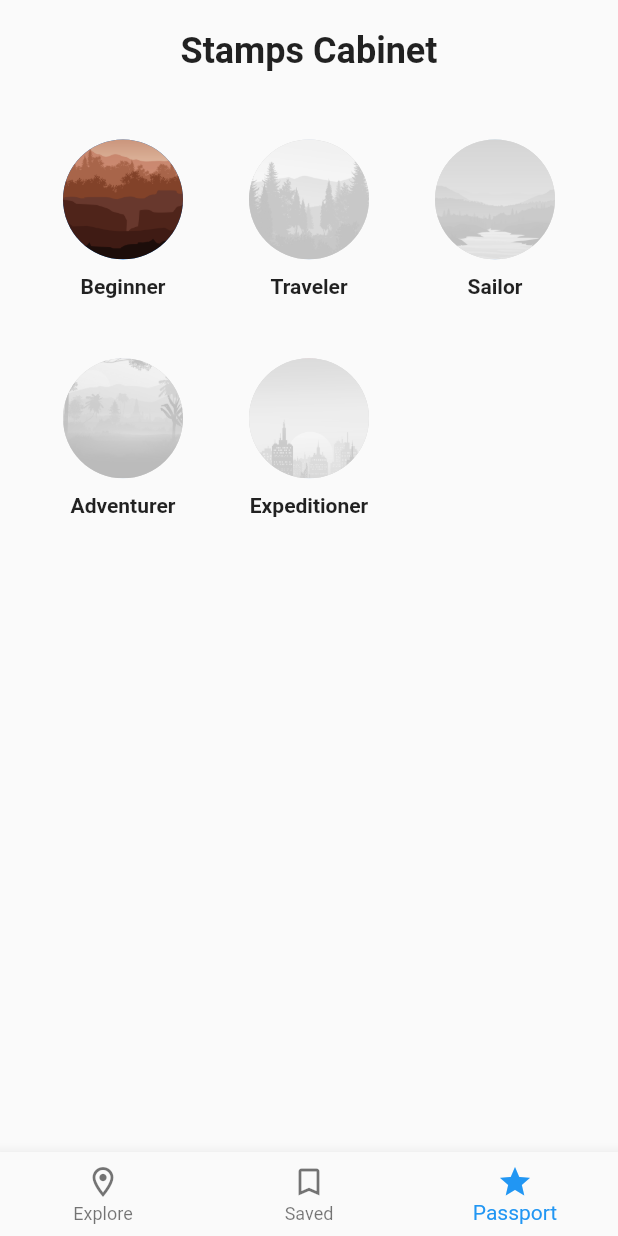
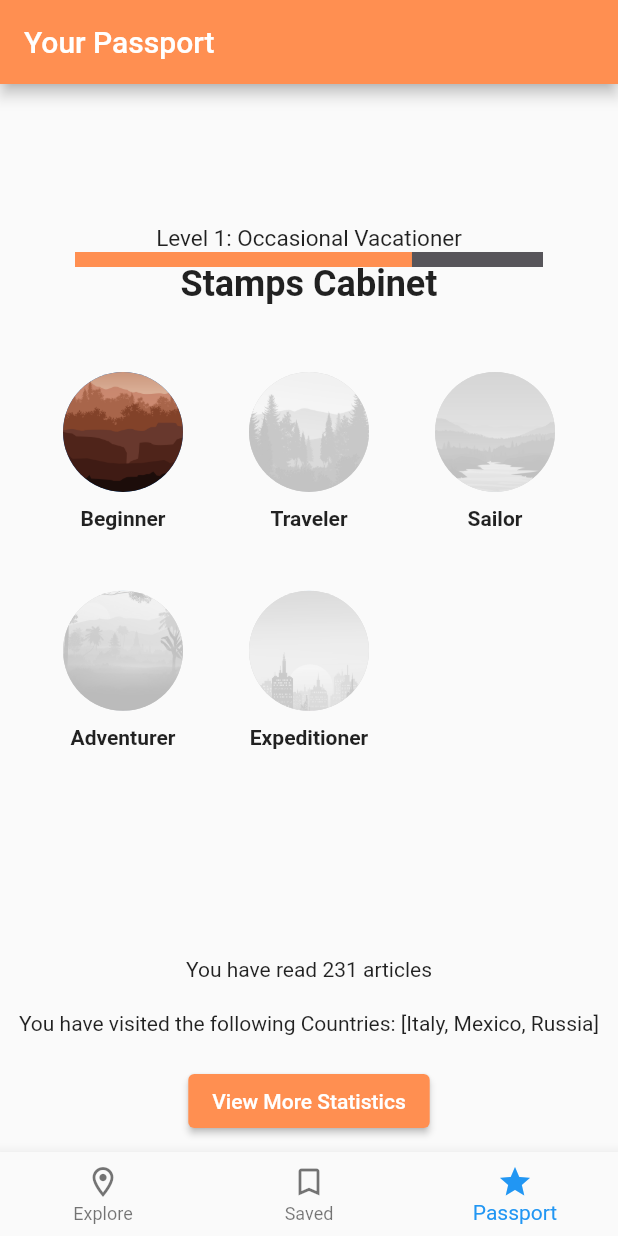
Before and after one commit to hsiehby/Mappu, a Flutter app: the screen it shows after launch, item 3 of the bottom bar chosen, on a phone screen of 412 x 824 dp. Run offline on Flutter 3.47's test engine with Material 2 defaults, Android fonts, the phone set to English and light mode, and no system bars; our stand-ins replace flutter_slidable, flutter_spinkit, fluttertoast, geocoding, google_maps_flutter, material_floating_search_bar and 2 more; missing offline and left inert: flutter_config, flutter_inappwebview; accounts and stored records are empty; network calls fail.

Commit message:
Passport Changes

```diff
--- /dev/null
+++ b/assets/levels.json
@@ -0,0 +1,5 @@
+[
+  {"number": 1,"name":"Level 1: Occasional Vacationer","progress": 0.72},
+  {"number": 2,"name":"Level 2: Novice Explorer","progress": 0.18},
+  {"number": 3,"name":"Level 3: World Traveler","progress": 0.34}
+]
--- /dev/null
+++ b/assets/userStats.json
@@ -0,0 +1,4 @@
+[
+  {"readArticles": 231,"name":"Bob Smith","countriesVisited": ["Italy", "Mexico", "Russia"], "articlesThisWeek" :  10,
+    "countriesThisWeek" :  5}
+]
--- /dev/null
+++ b/lib/models/level.dart
@@ -0,0 +1,29 @@
+class Level {
+  late int number;
+  late String name;
+  late double progress;
+
+  Level({
+    required this.number,
+    required this.name,
+    required this.progress
+  });
+
+  Map<String, dynamic> toMap() {
+    return {
+      'number': number,
+      'name': name,
+      'progress': progress
+    };
+  }
+
+  Level.fromJson(Map<String, dynamic> json)
+      : number = json['number'],
+        name = json['name'],
+        progress = json['progress'];
+
+  @override
+  String toString() {
+    return 'Level{Number: $number, name: $name, progress: $progress}';
+  }
+}
--- /dev/null
+++ b/lib/models/user_stats.dart
@@ -0,0 +1,41 @@
+import 'dart:io';
+
+
+class UserStats {
+  late int readArticles; //number of articles the user has read
+  late String name; //name of the user
+  late List<dynamic> countriesVisited; //List of Countries the user has visited
+  late int articlesThisWeek; //number of articles read this week
+  late int countriesThisWeek; //number of countries explored this week
+
+  UserStats({
+    required this.readArticles,
+    required this.name,
+    required this.countriesVisited,
+    required this.articlesThisWeek,
+    required this.countriesThisWeek
+  });
+
+  Map<String, dynamic> toMap() {
+    return {
+      'readArticles': readArticles,
+      'name': name,
+      'countriesVisited': countriesVisited,
+      'articlesThisWeek': articlesThisWeek,
+      'countriesThisWeek' : countriesThisWeek
+
+    };
+  }
+
+  UserStats.fromJson(Map<String, dynamic> json)
+      : readArticles = json['readArticles'],
+        name = json['name'],
+        countriesVisited = json['countriesVisited'],
+        articlesThisWeek = json['articlesThisWeek'],
+        countriesThisWeek = json['countriesThisWeek'];
+
+  @override
+  String toString() {
+    return 'UserStat{readArticles: $readArticles, name: $name, countriesVisited: $countriesVisited, articlesThisWeek: $articlesThisWeek, countriesThisWeek: $countriesThisWeek}';
+  }
+}
--- /dev/null
+++ b/lib/screens/passport/components/level_bar.dart
@@ -0,0 +1,65 @@
+import 'package:flutter/material.dart';
+import 'package:mappu/models/level.dart';
+import 'dart:convert';
+import 'package:flutter/services.dart' show rootBundle;
+import 'package:flutter_spinkit/flutter_spinkit.dart';
+
+class LevelBar extends StatefulWidget {
+  const LevelBar({Key? key}) : super(key: key);
+
+  @override
+  _LevelBarState createState() => _LevelBarState();
+}
+
+class _LevelBarState extends State<LevelBar> {
+  List<Level> _levels = [];
+
+  Future<void> loadLevels() async {
+    if (_levels.isEmpty) {
+      final String response = await rootBundle.loadString(
+          'assets/levels.json');
+      final data = await jsonDecode(response);
+      final List<Level> levels = data.map<Level>((item) =>
+      (Level.fromJson(item))).toList();
+      setState(() {
+        _levels = levels;
+      });
+    }
+  }
+
+  @override
+  Widget build(BuildContext context) {
+    return FutureBuilder(
+        future: loadLevels(),
+        builder: (context, snapshot) {
+          if (snapshot.connectionState == ConnectionState.waiting) {
+            return const SpinKitWanderingCubes(
+              color: Colors.blueGrey,
+              size: 50.0,
+            );
+          } else if (snapshot.hasError) {
+            return Center(child: Text('Error: ${snapshot.error}'));
+          } else {
+            return Container(
+              padding: const EdgeInsets.symmetric(horizontal: 50, vertical: 150),
+              child: Column(
+                children: <Widget>[
+                  Text(
+                    _levels[0].name,
+                    style: const TextStyle(fontSize: 15),
+                  ),
+                  LinearProgressIndicator(
+                    value: _levels[0].progress,
+                    semanticsLabel: 'Level progress indicator',
+                    minHeight: 10,
+                    color: const Color.fromARGB(255,255,143,81),
+                    backgroundColor: const Color.fromARGB(255,87,85,90),
+                  ),
+                ],
+              ),
+            );
+          }
+        }
+    );
+  }
+}
--- a/lib/screens/passport/components/stamps_cabinet.dart
+++ b/lib/screens/passport/components/stamps_cabinet.dart
@@ -99,7 +99,9 @@ class _StampsCabinetState extends State<StampsCabinet> {
       child: Column(
         children: [
           const Padding(
-            padding: EdgeInsets.fromLTRB(0, 20, 0, 20),
+            padding: EdgeInsets.fromLTRB(0, 175, 0, 20),
+            //Changed the top side padding to orient on passport page for now
+            //Need to change literal ints to variables based on size of device if we care about it looking good on any phone
             child: Align(alignment: Alignment.center,
                 child: Text("Stamps Cabinet", style: TextStyle(fontSize: 24.0, fontWeight: FontWeight.w600),)),
           ),
--- /dev/null
+++ b/lib/screens/passport/components/user_statistics.dart
@@ -0,0 +1,74 @@
+import 'package:flutter/material.dart';
+import 'dart:convert';
+import 'package:flutter/services.dart' show rootBundle;
+import 'package:flutter_spinkit/flutter_spinkit.dart';
+import 'package:mappu/models/user_stats.dart';
+
+class UserStatistics extends StatefulWidget {
+  const UserStatistics({Key? key}) : super(key: key);
+
+  @override
+  _UserStatisticsState createState() => _UserStatisticsState();
+}
+
+class _UserStatisticsState extends State<UserStatistics> {
+  List<UserStats> _userStats = [];
+  String countriesVisited = "";
+  int readArticles = 0;
+
+  Future<void> loadUserStats() async {
+    if (_userStats.isEmpty) {
+      final String response = await rootBundle.loadString(
+          'assets/userStats.json');
+      final data = await jsonDecode(response);
+      final List<UserStats> userStats = data.map<UserStats>((item) =>
+      (UserStats.fromJson(item))).toList();
+      setState(() {
+        _userStats = userStats;
+        countriesVisited = _userStats[0].countriesVisited.toString();
+        readArticles = _userStats[0].readArticles.toInt();
+
+      });
+    }
+  }
+
+  @override
+  Widget build(BuildContext context) {
+    return FutureBuilder(
+        future: loadUserStats(),
+        builder: (context, snapshot) {
+          if (snapshot.connectionState == ConnectionState.waiting) {
+            return const SpinKitWanderingCubes(
+              color: Colors.blueGrey,
+              size: 50.0,
+            );
+          } else if (snapshot.hasError) {
+            return Center(child: Text('Error: ${snapshot.error}'));
+          } else {
+            return Column(
+              mainAxisAlignment: MainAxisAlignment.end,
+              children: <Widget>[
+                Container(
+                  padding: EdgeInsets.all(10),
+                  child:Text("You have read $readArticles articles"),
+                ),
+                Container(
+                  padding: EdgeInsets.all(10),
+                    child: Text("You have visited the following Countries: $countriesVisited"),
+
+                ),
+                Container(
+                    padding: EdgeInsets.all(10),
+                    child: ElevatedButton(
+                          onPressed:(){},
+                          style: ElevatedButton.styleFrom(primary: const Color.fromARGB(255,255,143,81)),
+                          child: Text("View More Statistics")
+                    )
+                )
+              ]
+            );
+          }
+        }
+    );
+  }
+}
--- a/lib/screens/passport/passport.dart
+++ b/lib/screens/passport/passport.dart
@@ -1,14 +1,24 @@
 import 'package:flutter/material.dart';
+import 'package:mappu/screens/passport/components/level_bar.dart';
+import 'package:mappu/screens/passport/components/user_statistics.dart';
 import 'components/stamps_cabinet.dart';
 
 class PassportWidget extends StatelessWidget {
   const PassportWidget({Key? key}) : super(key: key);
-
   @override
   Widget build(BuildContext context) {
-    return Scaffold(
-      // appBar: AppBar(),
-      body: StampsCabinet(),
+    return Container(
+      child: Stack(
+        alignment: Alignment.center,
+        children: [
+          Scaffold(
+              appBar: AppBar(title: const Text("Your Passport"), backgroundColor: const Color.fromARGB(255,255,143,81),)
+          ),
+          StampsCabinet(),
+          LevelBar(),
+          UserStatistics()
+        ],
+      )
     );
   }
 }
--- a/pubspec.yaml
+++ b/pubspec.yaml
@@ -75,6 +75,8 @@ flutter:
   assets:
     - assets/stamps/
     - assets/stamps/stamps.json
+    - assets/levels.json
+    - assets/userStats.json
 
   # An image asset can refer to one or more resolution-specific "variants", see
   # https://flutter.dev/assets-and-images/#resolution-aware.
```
